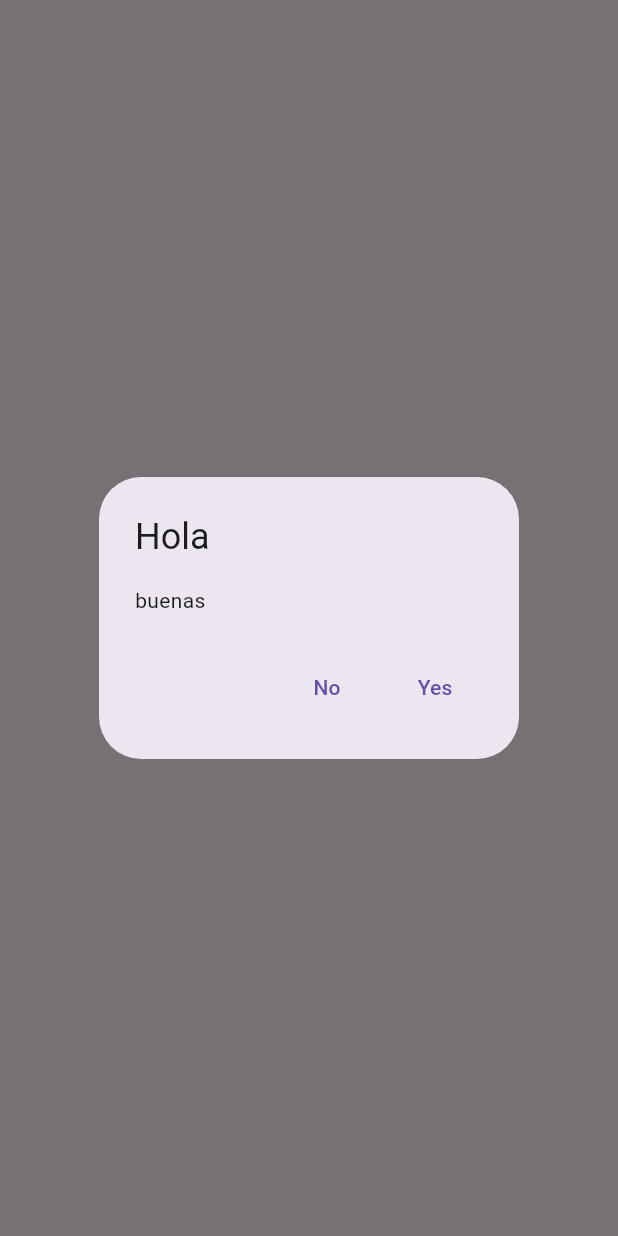
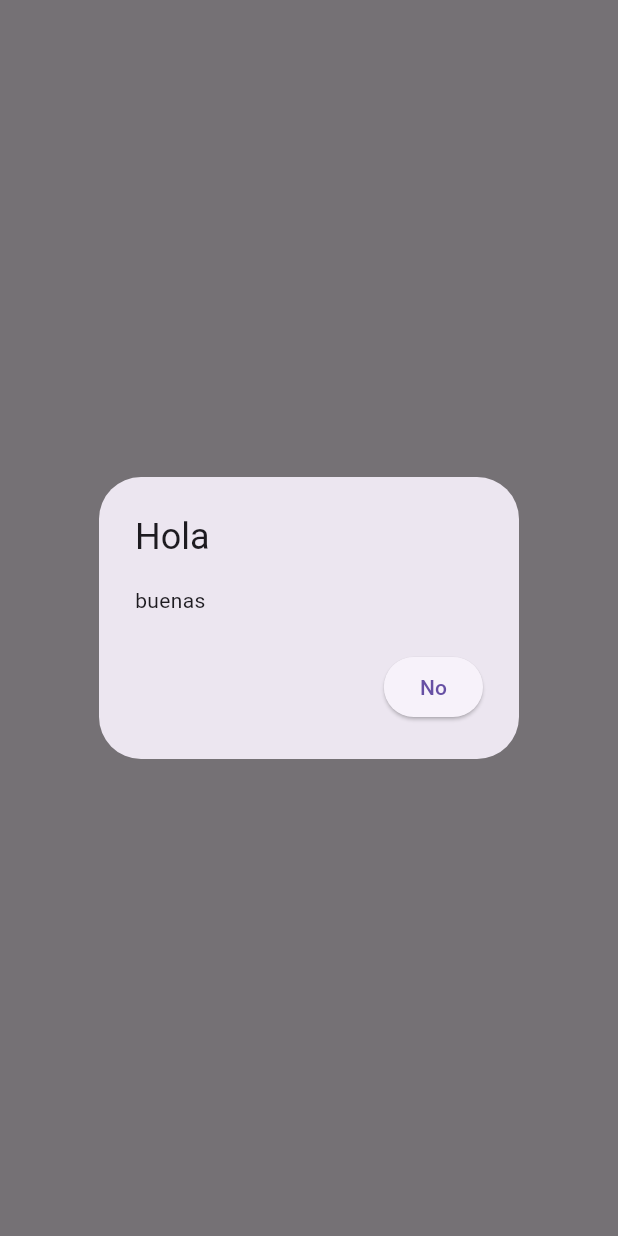
Before and after one commit to UNIZAR-30226-2024-13/Frontend-Movil, a Flutter app: what mostrarAlerta() shows on an empty page, opened directly, on a phone screen of 412 x 824 dp. Run offline on Flutter 3.47's test engine with Material 3 defaults, Android fonts, the phone set to English and light mode, and no system bars.

Commit message:
Update main.dart

```diff
--- a/lib/main.dart
+++ b/lib/main.dart
@@ -1,6 +1,7 @@
 import 'package:flutter/material.dart';
 import 'package:frontend_movil/home.dart';
 import 'package:frontend_movil/registro.dart';
+import 'package:frontend_movil/Cinquillo.dart';
 
 void main() {
   runApp(const MyApp());
@@ -145,20 +146,14 @@ void mostrarAlerta(BuildContext context){
       content: Text("buenas"),
       actions: <Widget>
       [
-        TextButton(
+        ElevatedButton(
           onPressed: (){
-            print("No");
-            Navigator.pop(context);
+            Navigator.push(
+                        context, MaterialPageRoute(builder: (context) => CinquilloGame())
+                      );
           },
           child: Text("No")
         ),
-        TextButton(
-          onPressed: (){
-            print("Yes");
-            Navigator.pop(context);
-          },
-          child: Text("Yes")
-        )
       ]
     )
   );
```
